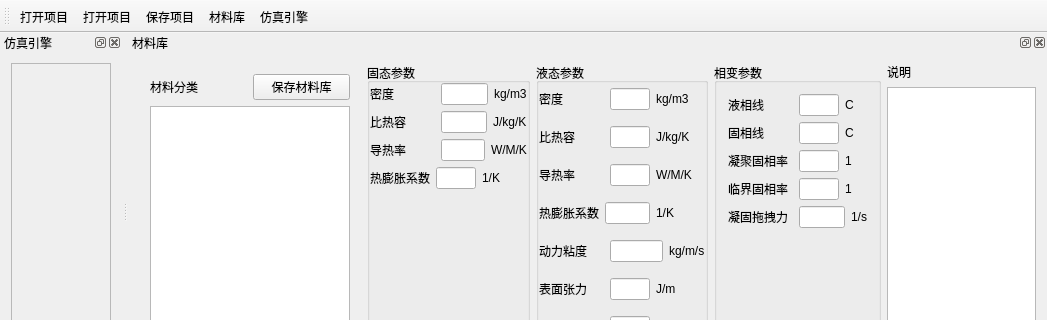
Old version of the form mainwindow.ui in the repository zyzzyva8421/rebecca; both pictures show x 0 to 1047 and y 0 to 320 of the 1047 by 846 pixel window.
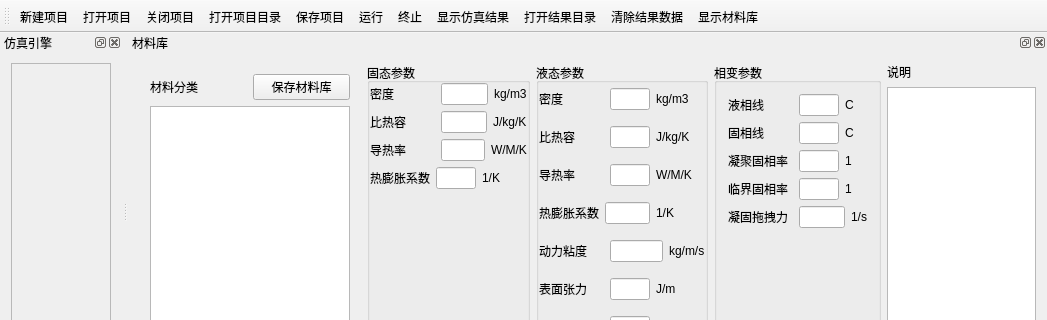
New version of the form. Icons and pictures are not drawn. Custom widgets are drawn as their Qt base class.

Commit message: add actions on toolbar

```diff
--- a/mainwindow.ui
+++ b/mainwindow.ui
@@ -3368,9 +3368,15 @@
    </attribute>
    <addaction name="action_project"/>
    <addaction name="action_open"/>
+   <addaction name="action_close"/>
+   <addaction name="action_dir"/>
    <addaction name="action_save"/>
-   <addaction name="action_material"/>
    <addaction name="action_simulate"/>
+   <addaction name="action_stop"/>
+   <addaction name="action_log"/>
+   <addaction name="action_result"/>
+   <addaction name="action_clean"/>
+   <addaction name="action_material"/>
   </widget>
   <widget class="QStatusBar" name="statusBar"/>
   <widget class="QDockWidget" name="dockWidget_log">
@@ -4633,7 +4639,10 @@
      <normaloff>:/file.png</normaloff>:/file.png</iconset>
    </property>
    <property name="text">
-    <string>打开项目</string>
+    <string>新建项目</string>
+   </property>
+   <property name="toolTip">
+    <string>新建项目</string>
    </property>
   </action>
   <action name="action_material">
@@ -4642,7 +4651,7 @@
      <normaloff>:/library.png</normaloff>:/library.png</iconset>
    </property>
    <property name="text">
-    <string>材料库</string>
+    <string>显示材料库</string>
    </property>
    <property name="toolTip">
     <string>材料库</string>
@@ -4654,7 +4663,7 @@
      <normaloff>:/run.png</normaloff>:/run.png</iconset>
    </property>
    <property name="text">
-    <string>仿真引擎</string>
+    <string>运行</string>
    </property>
    <property name="toolTip">
     <string>仿真引擎</string>
@@ -4687,6 +4696,78 @@
     <string>保存项目</string>
    </property>
   </action>
+  <action name="action_stop">
+   <property name="icon">
+    <iconset resource="GFS_Resource.qrc">
+     <normaloff>:/stop.png</normaloff>:/stop.png</iconset>
+   </property>
+   <property name="text">
+    <string>终止</string>
+   </property>
+   <property name="toolTip">
+    <string>终止</string>
+   </property>
+  </action>
+  <action name="action_close">
+   <property name="icon">
+    <iconset resource="GFS_Resource.qrc">
+     <normaloff>:/close.png</normaloff>:/close.png</iconset>
+   </property>
+   <property name="text">
+    <string>关闭项目</string>
+   </property>
+   <property name="toolTip">
+    <string>关闭项目</string>
+   </property>
+  </action>
+  <action name="action_dir">
+   <property name="icon">
+    <iconset resource="GFS_Resource.qrc">
+     <normaloff>:/project-dir.png</normaloff>:/project-dir.png</iconset>
+   </property>
+   <property name="text">
+    <string>打开项目目录</string>
+   </property>
+   <property name="toolTip">
+    <string>打开项目目录</string>
+   </property>
+  </action>
+  <action name="action_log">
+   <property name="icon">
+    <iconset resource="GFS_Resource.qrc">
+     <normaloff>:/log.png</normaloff>:/log.png</iconset>
+   </property>
+   <property name="text">
+    <string>显示仿真结果</string>
+   </property>
+   <property name="toolTip">
+    <string>显示仿真结果</string>
+   </property>
+  </action>
+  <action name="action_result">
+   <property name="icon">
+    <iconset resource="GFS_Resource.qrc">
+     <normaloff>:/result.png</normaloff>:/result.png</iconset>
+   </property>
+   <property name="text">
+    <string>打开结果目录</string>
+   </property>
+   <property name="toolTip">
+    <string>打开结果目录</string>
+   </property>
+  </action>
+  <action name="action_clean">
+   <property name="icon">
+    <iconset resource="GFS_Resource.qrc">
+     <normaloff>:/clean.png</normaloff>:/clean.png</iconset>
+   </property>
+   <property name="text">
+    <string>清除结果数据</string>
+   </property>
+   <property name="toolTip">
+    <string>清除结果数据</string>
+   </property>
+  </action>
  </widget>
  <layoutdefault spacing="6" margin="11"/>
  <customwidgets>
```
Left out of the diff: 4 changed lines with no effect on the pictures. The commit also changes 11 other files.
